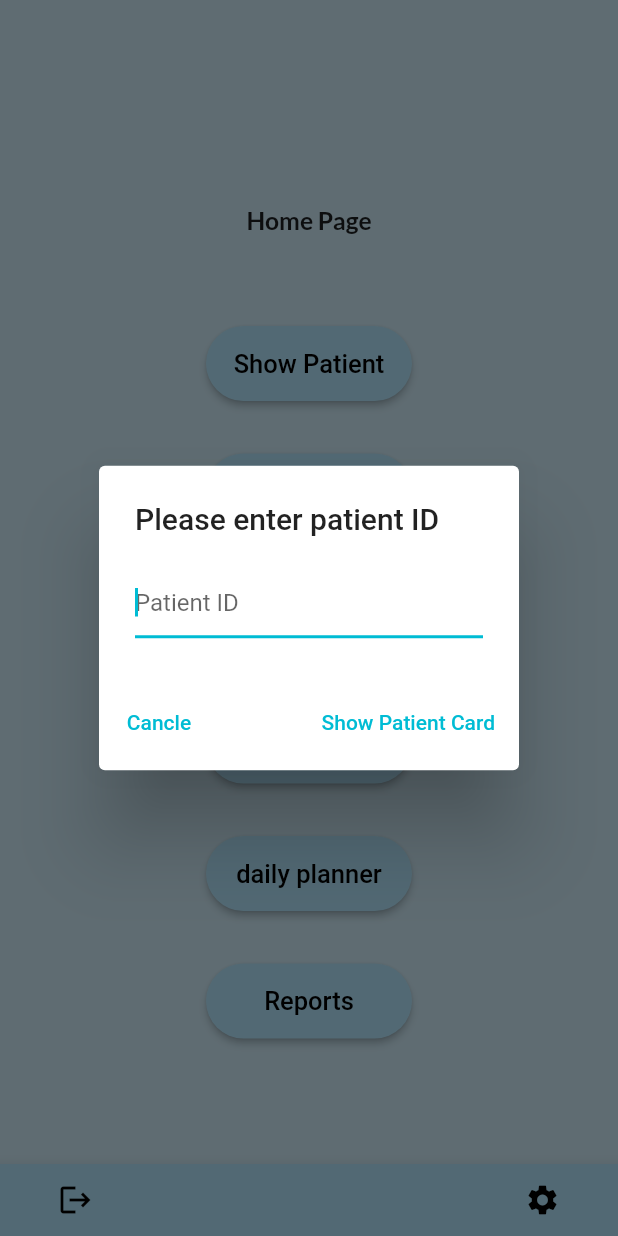
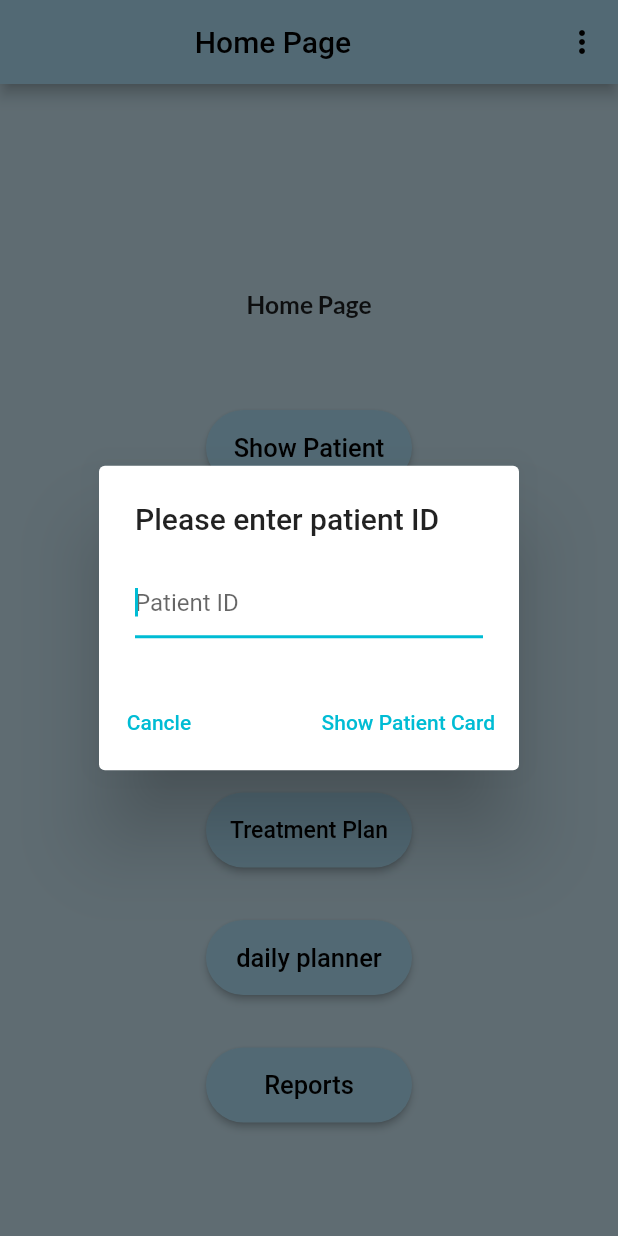
Before and after one commit to eizikr/MyDentist, a Flutter app: the screen it shows after launch, after a tap on "Patient Card", on a phone screen of 412 x 824 dp. Run offline on Flutter 3.47's test engine with Material 2 defaults, Android fonts, the phone set to English and light mode, and no system bars; our stand-ins replace cloud_firestore, date_field, firebase_auth, firebase_core, fluttertoast, google_fonts; missing offline and left inert: side_navigation; accounts and stored records are empty.

Commit message:
'Add Treatment Type' v1.0

```diff
--- a/lib/main.dart
+++ b/lib/main.dart
@@ -2,6 +2,7 @@ import 'package:firebase_core/firebase_core.dart';
 import 'package:flutter/material.dart';
 import 'firebase_options.dart';
 import 'pages/home_page.dart';
+import 'widget_tree.dart';
 
 Future<void> main() async {
   WidgetsFlutterBinding.ensureInitialized();
--- a/lib/pages/home_page.dart
+++ b/lib/pages/home_page.dart
@@ -1,15 +1,20 @@
 import 'package:cloud_firestore/cloud_firestore.dart';
-import 'package:firebase_auth/firebase_auth.dart';
 import 'package:flutter/services.dart';
-import 'package:fluttertoast/fluttertoast.dart';
 import 'package:my_dentist/auth.dart';
 import 'package:flutter/material.dart';
 import 'package:google_fonts/google_fonts.dart';
-import 'package:my_dentist/our_widgets.dart';
+import 'package:my_dentist/our_widgets/our_widgets.dart';
 import 'package:my_dentist/pages/add_patient.dart';
 import 'package:my_dentist/pages/patient_card.dart';
 import 'package:my_dentist/pages/show_patient.dart';
-import 'package:firebase_database/firebase_database.dart';
+import 'package:my_dentist/our_widgets/our_widgets.dart';
+import 'package:my_dentist/pages/treatment_types.dart';
+
+enum MenuItem {
+  settings,
+  addTreatmentType,
+  logout,
+}
 
 Future<void> signOut() async {
   await Auth().signOut();
@@ -23,10 +28,11 @@ class HomePage extends StatefulWidget {
 }
 
 class _HomePageState extends State<HomePage> {
-  final User? user = Auth().currentUser;
+  // final User? user = Auth().currentUser;
+  CollectionReference patient =
+      FirebaseFirestore.instance.collection('Patients');
 
   final _patientController = TextEditingController();
-
   final firestore = FirebaseFirestore.instance;
 
   Widget _title({double fontSize = 40}) {
@@ -47,10 +53,58 @@ class _HomePageState extends State<HomePage> {
     var screenWidth = queryData.size.width;
     var screenHeight = queryData.size.height;
 
-    bool patientExists = false;
-
     return Scaffold(
-      bottomNavigationBar: const BottomBar(),
+      appBar: AppBar(
+        title: const Center(
+          child: Text(
+            'Home Page',
+            textAlign: TextAlign.center,
+          ),
+        ),
+        backgroundColor: Colors.lightBlue[100],
+        actions: [
+          PopupMenuButton<MenuItem>(
+            tooltip: 'More Options',
+            onSelected: (value) {
+              if (value == MenuItem.settings) {
+                null;
+              } else if (value == MenuItem.addTreatmentType) {
+                Navigator.push(
+                  context,
+                  MaterialPageRoute(
+                    builder: (context) => const TreatmentTypesPage(),
+                  ),
+                );
+              } else if (value == MenuItem.logout) {
+                signOut();
+              }
+            },
+            itemBuilder: (context) => [
+              const PopupMenuItem(
+                value: MenuItem.settings,
+                child: ListTile(
+                  leading: Icon(Icons.settings),
+                  title: Text('Settings'),
+                ),
+              ),
+              const PopupMenuItem(
+                value: MenuItem.addTreatmentType,
+                child: ListTile(
+                  leading: Icon(Icons.add_box_outlined),
+                  title: Text('Add Treatment Type'),
+                ),
+              ),
+              const PopupMenuItem(
+                value: MenuItem.logout,
+                child: ListTile(
+                  leading: Icon(Icons.logout),
+                  title: Text('Sign Out'),
+                ),
+              ),
+            ],
+          ),
+        ],
+      ),
       body: SingleChildScrollView(
         child: Container(
           padding: EdgeInsets.symmetric(
@@ -66,7 +120,7 @@ class _HomePageState extends State<HomePage> {
                     Navigator.push(
                       context,
                       MaterialPageRoute(
-                        builder: (context) => ShowPatient(),
+                        builder: (context) => const ShowPatient(),
                       ),
                     );
                   }),
@@ -74,7 +128,7 @@ class _HomePageState extends State<HomePage> {
               ButtonWidget(
                 text: 'Patient Card',
                 onClicked: () async {
-                  await openDialog(context);
+                  await openSearchPatientDialog(context);
                 },
               ),
               const SizedBox(height: 35),
@@ -104,7 +158,7 @@ class _HomePageState extends State<HomePage> {
     );
   }
 
-  Future<void> openDialog(context) => showDialog<void>(
+  Future<void> openSearchPatientDialog(context) => showDialog<void>(
         context: context,
         builder: (context) => AlertDialog(
           title: const Text('Please enter patient ID'),
@@ -159,43 +213,6 @@ class _HomePageState extends State<HomePage> {
   }
 }
 
-class BottomBar extends StatelessWidget {
-  const BottomBar({super.key});
-
-  @override
-  Widget build(BuildContext context) {
-    return BottomAppBar(
-      color: Colors.lightBlue[100],
-      child: IconTheme(
-        data: IconThemeData(color: Theme.of(context).colorScheme.onPrimary),
-        child: Row(
-          children: <Widget>[
-            const Spacer(
-              flex: 1,
-            ),
-            const IconButton(
-              tooltip: 'Logout',
-              icon: Icon(Icons.logout),
-              onPressed: signOut,
-            ),
-            const Spacer(
-              flex: 10,
-            ),
-            IconButton(
-              tooltip: 'Settings',
-              icon: const Icon(Icons.settings),
-              onPressed: () {},
-            ),
-            const Spacer(
-              flex: 1,
-            ),
-          ],
-        ),
-      ),
-    );
-  }
-}
-
 class ButtonWidget extends StatelessWidget {
   final String text;
   final VoidCallback onClicked;
--- a/lib/pages/patient_card.dart
+++ b/lib/pages/patient_card.dart
@@ -1,3 +1,4 @@
+import 'package:cloud_firestore/cloud_firestore.dart';
 import 'package:flutter/material.dart';
 import 'package:my_dentist/patient_show/comunication_info.dart';
 import 'package:my_dentist/patient_show/private_info.dart';
@@ -6,7 +7,6 @@ import 'package:side_navigation/side_navigation.dart';
 
 class PatientCard extends StatefulWidget {
   final String patientID;
-
   const PatientCard({super.key, required this.patientID});
 
   @override
@@ -61,8 +61,8 @@ class _PatientCardState extends State<PatientCard> {
                     tooltip: "Go back to home page",
                   ),
                 ),
-                title: const Text('Add Patient'),
-                subtitle: const Text('To System')),
+                title: const Text('Patient Card'),
+                subtitle: const Text('Show Details')),
             footer: const SideNavigationBarFooter(label: Text('Close bar')),
             selectedIndex: selectedIndex,
             items: const [
--- a/lib/patient_show/comunication_info.dart
+++ b/lib/patient_show/comunication_info.dart
@@ -1,6 +1,6 @@
 import 'package:cloud_firestore/cloud_firestore.dart';
 import 'package:flutter/material.dart';
-import 'package:my_dentist/our_widgets.dart';
+import 'package:my_dentist/our_widgets/our_widgets.dart';
 
 class PatientComunicationInfo extends StatelessWidget {
   final String patientID;
--- a/lib/patient_show/status_info.dart
+++ b/lib/patient_show/status_info.dart
@@ -1,6 +1,6 @@
 import 'package:cloud_firestore/cloud_firestore.dart';
 import 'package:flutter/material.dart';
-import 'package:my_dentist/our_widgets.dart';
+import 'package:my_dentist/our_widgets/our_widgets.dart';
 
 class PatientStatusInfo extends StatelessWidget {
   final String patientID;
```
Also changed, not shown: lib/modules/treatments.dart (added, +58 -0 lines), lib/pages/treatment_types.dart (added, +98 -0 lines), lib/patient_show/private_info.dart (+28 -18 lines), lib/our_widgets/our_widgets.dart (renamed from lib/our_widgets.dart).
